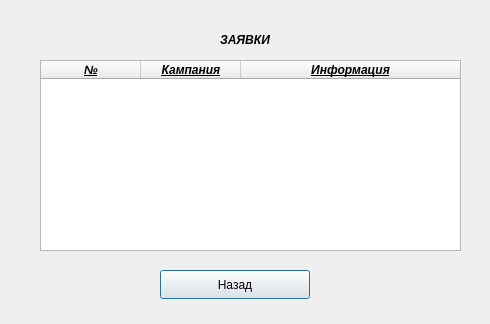
Before: the Qt Designer form buhz19.ui in Rina-key/kursach1, drawn with Qt 5.
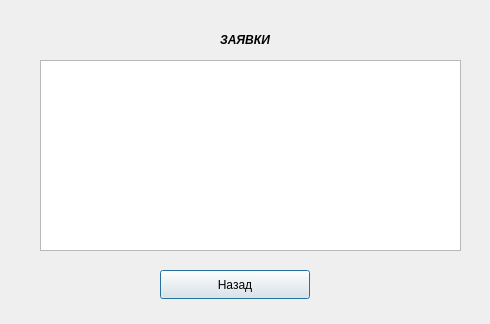
After: the same form once the commit is applied. Icons and pictures are not drawn.

Diff of the .ui file:
```diff
--- a/buhz19.ui
+++ b/buhz19.ui
@@ -26,7 +26,7 @@
     <string>Назад</string>
    </property>
   </widget>
-  <widget class="QTableWidget" name="tableWidget">
+  <widget class="QTableView" name="tableView">
    <property name="geometry">
     <rect>
      <x>40</x>
@@ -53,95 +53,6 @@
    <property name="sortingEnabled">
     <bool>false</bool>
    </property>
-   <property name="rowCount">
-    <number>0</number>
-   </property>
-   <attribute name="horizontalHeaderCascadingSectionResizes">
-    <bool>true</bool>
-   </attribute>
-   <attribute name="horizontalHeaderMinimumSectionSize">
-    <number>25</number>
-   </attribute>
-   <attribute name="horizontalHeaderDefaultSectionSize">
-    <number>100</number>
-   </attribute>
-   <attribute name="horizontalHeaderShowSortIndicator" stdset="0">
-    <bool>false</bool>
-   </attribute>
-   <attribute name="horizontalHeaderStretchLastSection">
-    <bool>true</bool>
-   </attribute>
-   <attribute name="verticalHeaderCascadingSectionResizes">
-    <bool>false</bool>
-   </attribute>
-   <attribute name="verticalHeaderMinimumSectionSize">
-    <number>25</number>
-   </attribute>
-   <attribute name="verticalHeaderDefaultSectionSize">
-    <number>25</number>
-   </attribute>
-   <column>
-    <property name="text">
-     <string>№</string>
-    </property>
-    <property name="font">
-     <font>
-      <italic>true</italic>
-      <bold>true</bold>
-      <underline>true</underline>
-     </font>
-    </property>
-    <property name="background">
-     <color alpha="30">
-      <red>0</red>
-      <green>0</green>
-      <blue>0</blue>
-     </color>
-    </property>
-   </column>
-   <column>
-    <property name="text">
-     <string>Кампания</string>
-    </property>
-    <property name="font">
-     <font>
-      <italic>true</italic>
-      <bold>true</bold>
-      <underline>true</underline>
-     </font>
-    </property>
-    <property name="background">
-     <color alpha="30">
-      <red>0</red>
-      <green>0</green>
-      <blue>0</blue>
-     </color>
-    </property>
-   </column>
-   <column>
-    <property name="text">
-     <string>Информация</string>
-    </property>
-    <property name="font">
-     <font>
-      <italic>true</italic>
-      <bold>true</bold>
-      <underline>true</underline>
-      <strikeout>false</strikeout>
-     </font>
-    </property>
-    <property name="background">
-     <color alpha="30">
-      <red>0</red>
-      <green>0</green>
-      <blue>0</blue>
-     </color>
-    </property>
-    <property name="icon">
-     <iconset theme="contact-new">
-      <normaloff>.</normaloff>.</iconset>
-    </property>
-   </column>
   </widget>
   <widget class="QLabel" name="label">
    <property name="geometry">
```
